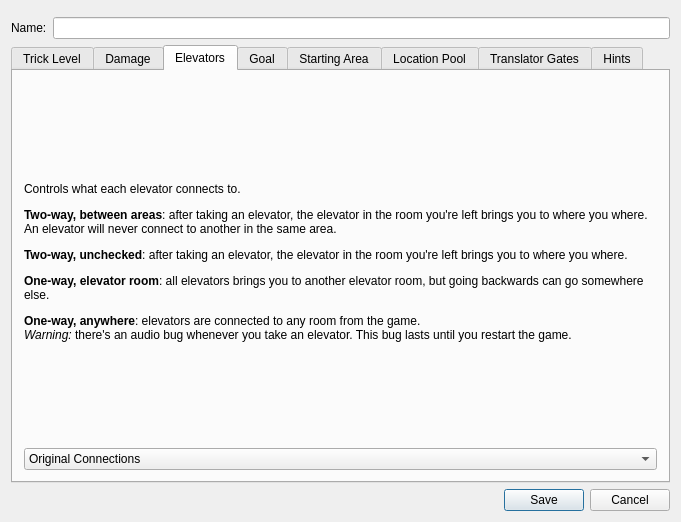
Before: the Qt Designer form randovania/gui/ui_files/logic_settings_window.ui in randovania/randovania, drawn with Qt 5.
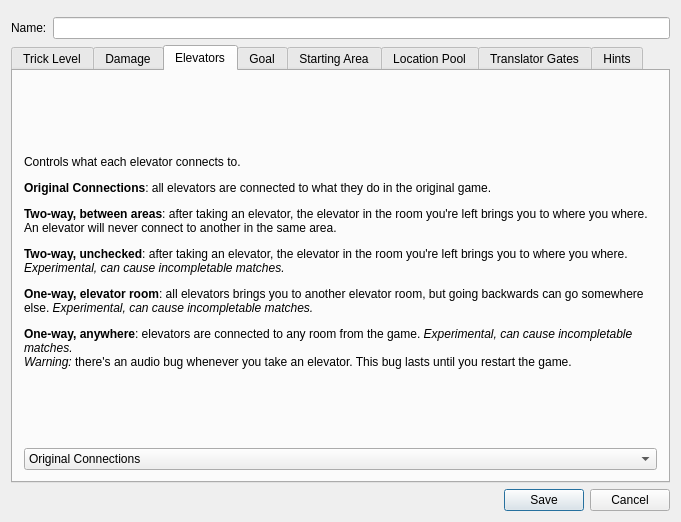
After: the same form once the commit is applied. The open tabs and pages were chosen to show the change.

Commit message: Add warnings to Elevators tab

What changed in the file:
```diff
--- a/randovania/gui/ui_files/logic_settings_window.ui
+++ b/randovania/gui/ui_files/logic_settings_window.ui
@@ -343,7 +343,7 @@
        <item>
         <widget class="QLabel" name="elevators_description_label">
          <property name="text">
-          <string>&lt;html&gt;&lt;head/&gt;&lt;body&gt;&lt;p&gt;Controls what each elevator connects to.&lt;/p&gt;&lt;p&gt;&lt;span style=&quot; font-weight:600;&quot;&gt;Two-way, between areas&lt;/span&gt;: after taking an elevator, the elevator in the room you're left brings you to where you where. An elevator will never connect to another in the same area.&lt;/p&gt;&lt;p&gt;&lt;span style=&quot; font-weight:600;&quot;&gt;Two-way, unchecked&lt;/span&gt;: after taking an elevator, the elevator in the room you're left brings you to where you where.&lt;/p&gt;&lt;p&gt;&lt;span style=&quot; font-weight:600;&quot;&gt;One-way, elevator room&lt;/span&gt;: all elevators brings you to another elevator room, but going backwards can go somewhere else.&lt;/p&gt;&lt;p&gt;&lt;span style=&quot; font-weight:600;&quot;&gt;One-way, anywhere&lt;/span&gt;: elevators are connected to any room from the game.&lt;br/&gt;&lt;span style=&quot; font-style:italic;&quot;&gt;Warning:&lt;/span&gt; there's an audio bug whenever you take an elevator. This bug lasts until you restart the game.&lt;/p&gt;&lt;/body&gt;&lt;/html&gt;</string>
+          <string>&lt;html&gt;&lt;head/&gt;&lt;body&gt;&lt;p&gt;Controls what each elevator connects to.&lt;/p&gt;&lt;p&gt;&lt;span style=&quot; font-weight:600;&quot;&gt;Original Connections&lt;/span&gt;: all elevators are connected to what they do in the original game.&lt;/p&gt;&lt;p&gt;&lt;span style=&quot; font-weight:600;&quot;&gt;Two-way, between areas&lt;/span&gt;: after taking an elevator, the elevator in the room you're left brings you to where you where. An elevator will never connect to another in the same area.&lt;/p&gt;&lt;p&gt;&lt;span style=&quot; font-weight:600;&quot;&gt;Two-way, unchecked&lt;/span&gt;: after taking an elevator, the elevator in the room you're left brings you to where you where. &lt;span style=&quot; font-style:italic;&quot;&gt;Experimental, can cause incompletable matches.&lt;/span&gt;&lt;/p&gt;&lt;p&gt;&lt;span style=&quot; font-weight:600;&quot;&gt;One-way, elevator room&lt;/span&gt;: all elevators brings you to another elevator room, but going backwards can go somewhere else. &lt;span style=&quot; font-style:italic;&quot;&gt;Experimental, can cause incompletable matches.&lt;/span&gt;&lt;/p&gt;&lt;p&gt;&lt;span style=&quot; font-weight:600;&quot;&gt;One-way, anywhere&lt;/span&gt;: elevators are connected to any room from the game. &lt;span style=&quot; font-style:italic;&quot;&gt;Experimental, can cause incompletable matches.&lt;/span&gt;&lt;br/&gt;&lt;span style=&quot; font-style:italic;&quot;&gt;Warning:&lt;/span&gt; there's an audio bug whenever you take an elevator. This bug lasts until you restart the game.&lt;/p&gt;&lt;/body&gt;&lt;/html&gt;</string>
          </property>
          <property name="wordWrap">
           <bool>true</bool>
```
